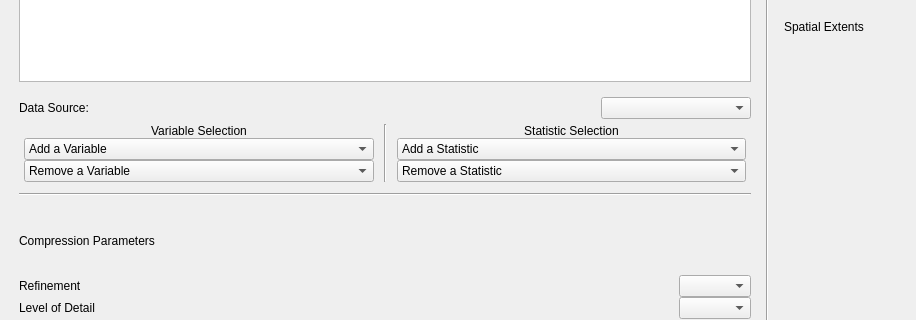
The window that apps/vaporgui/statsWindow.ui (StasJ/vapor-formatted) describes before a commit, drawn with Qt 5; both pictures show x 0 to 916 and y 143 to 463 of the 916 by 660 pixel window.
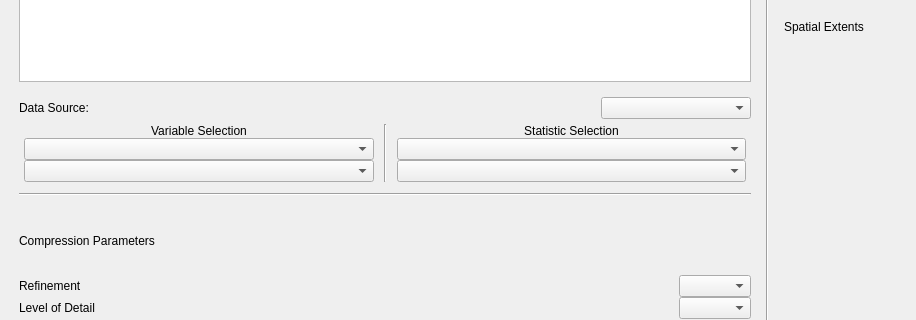
The same window after the commit. Custom widgets are drawn as their Qt base class.

Patch:
```diff
--- a/apps/vaporgui/statsWindow.ui
+++ b/apps/vaporgui/statsWindow.ui
@@ -162,11 +162,6 @@
                <property name="insertPolicy">
                 <enum>QComboBox::InsertAlphabetically</enum>
                </property>
-               <item>
-                <property name="text">
-                 <string>Add a Variable</string>
-                </property>
-               </item>
               </widget>
              </item>
              <item>
@@ -174,11 +169,6 @@
                <property name="insertPolicy">
                 <enum>QComboBox::InsertAlphabetically</enum>
                </property>
-               <item>
-                <property name="text">
-                 <string>Remove a Variable</string>
-                </property>
-               </item>
               </widget>
              </item>
             </layout>
@@ -213,11 +203,6 @@
                <property name="duplicatesEnabled">
                 <bool>false</bool>
                </property>
-               <item>
-                <property name="text">
-                 <string>Add a Statistic</string>
-                </property>
-               </item>
               </widget>
              </item>
              <item>
@@ -228,11 +213,6 @@
                <property name="duplicatesEnabled">
                 <bool>true</bool>
                </property>
-               <item>
-                <property name="text">
-                 <string>Remove a Statistic</string>
-                </property>
-               </item>
               </widget>
              </item>
             </layout>
```
